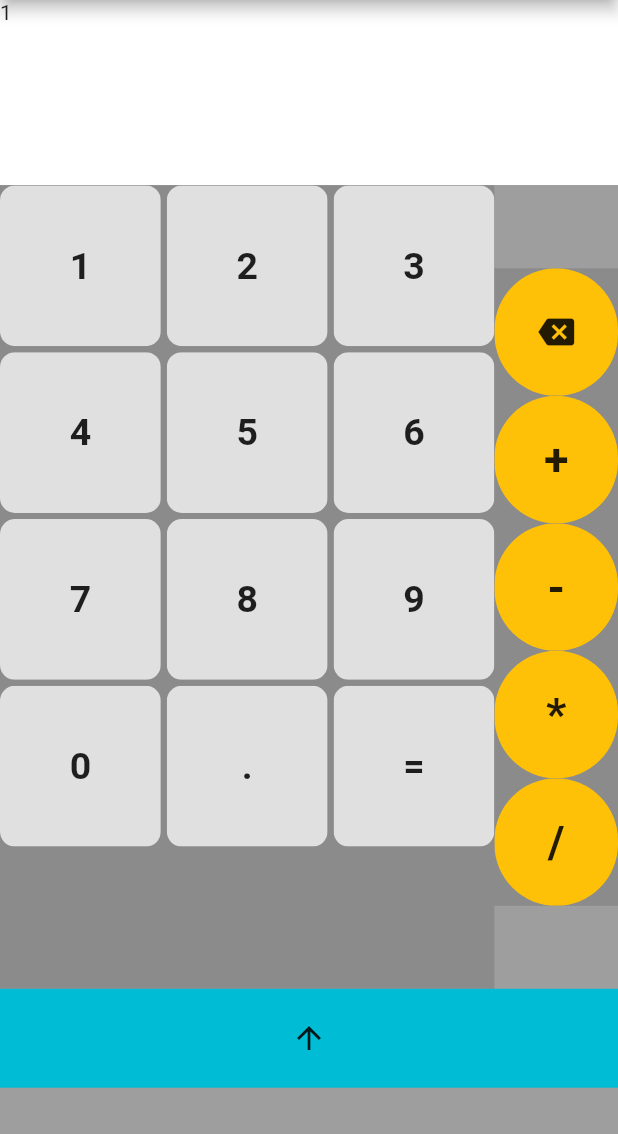
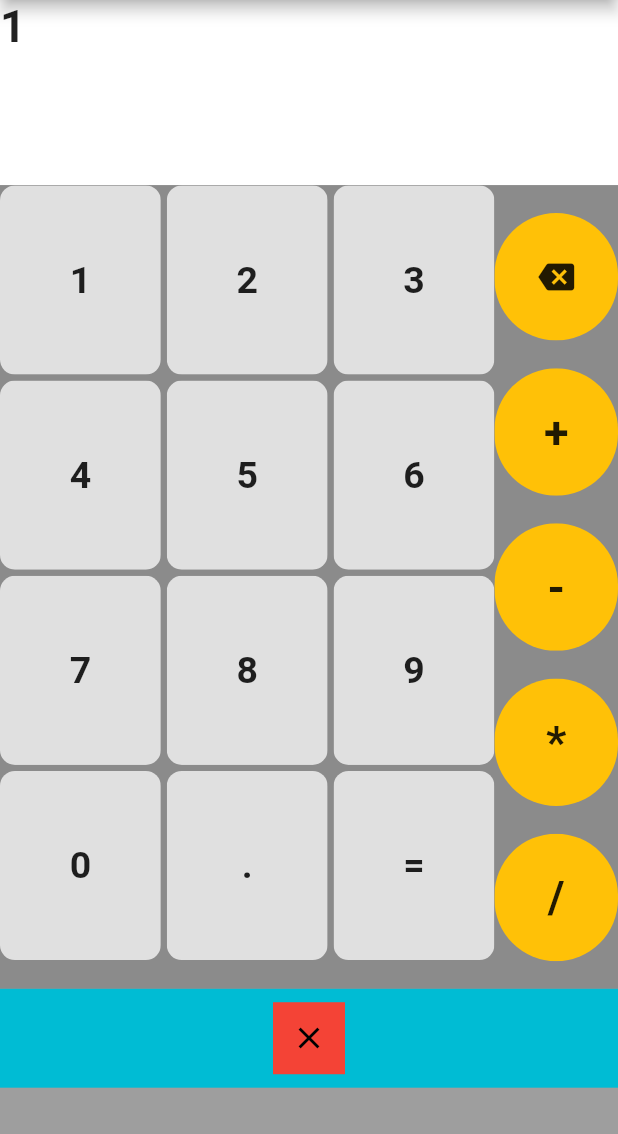
Before and after one commit to GanaviKanth/Calculator, a Flutter app: the screen it shows after launch, after a tap on an icon or button, on a phone screen of 412 x 824 dp, the part 84-1218 px from its top. Run offline on Flutter 3.47's test engine with Material 2 defaults, Android fonts, the phone set to English and light mode, and no system bars; our stand-ins replace math_expressions.

Commit message:
Clear Screen

```diff
--- a/lib/providers/operation.dart
+++ b/lib/providers/operation.dart
@@ -1,4 +1,5 @@
 import 'package:flutter/material.dart';
+import 'package:math_expressions/math_expressions.dart';
 
 class Operation with ChangeNotifier {
   String _equation = "";
@@ -17,4 +18,19 @@ class Operation with ChangeNotifier {
     if (length > 0) _equation = _equation.substring(0, length - 1);
     notifyListeners();
   }
+
+  void result() {
+    Parser p = Parser();
+    Expression exp = p.parse(_equation);
+
+    ContextModel cm = ContextModel();
+    double eval = exp.evaluate(EvaluationType.REAL, cm);
+    _equation = eval.toString();
+    notifyListeners();
+  }
+
+  void clear() {
+    _equation = "";
+    notifyListeners();
+  }
 }
--- a/lib/widgets/dialPad.dart
+++ b/lib/widgets/dialPad.dart
@@ -29,6 +29,7 @@ class DialPad extends StatelessWidget {
                 Container(
                   //oerator buttons
                   width: MediaQuery.of(context).size.width * 0.2,
+                  height: MediaQuery.of(context).size.height * 0.9,
                   color: Colors.black12,
                   child: Operators(),
                 )
@@ -39,12 +40,31 @@ class DialPad extends StatelessWidget {
             //extra elements like braces
             height: MediaQuery.of(context).size.height * 0.08,
             color: Colors.cyan,
-            child: Center(
-                child: IconButton(
-                    icon: Icon(Icons.arrow_upward), onPressed: () {})),
+            child: Clear(),
           )
         ],
       ),
     );
   }
 }
+
+class Clear extends StatelessWidget {
+  @override
+  Widget build(BuildContext context) {
+    final eq = Provider.of<Operation>(context, listen: false);
+    return Center(
+      child: Container(
+        color: Colors.red,
+        child: IconButton(
+            icon: Icon(
+              Icons.clear,
+              semanticLabel: 'CLEAR',
+              color: Colors.black,
+            ),
+            onPressed: () {
+              eq.clear();
+            }),
+      ),
+    );
+  }
+}
--- a/lib/widgets/equation.dart
+++ b/lib/widgets/equation.dart
@@ -29,7 +29,13 @@ class _EquationState extends State<Equation> {
         height: MediaQuery.of(context).size.height * 0.15,
         width: MediaQuery.of(context).size.height * 1,
         color: Colors.white,
-        child: Text(val),
+        child: Text(
+          val,
+          style: TextStyle(
+            fontWeight: FontWeight.bold,
+            fontSize: 30,
+          ),
+        ),
       ),
     );
   }
--- a/lib/widgets/numbers.dart
+++ b/lib/widgets/numbers.dart
@@ -1,7 +1,6 @@
 //import '../widgets/equation.dart';
 import 'package:flutter/material.dart';
 import 'package:provider/provider.dart';
-import 'package:math_expressions/math_expressions.dart';
 
 import '../providers/operation.dart';
 
@@ -25,7 +24,12 @@ class Numbers extends StatelessWidget {
     return GridView.builder(
         itemCount: numbers.length,
         gridDelegate: SliverGridDelegateWithFixedCrossAxisCount(
-            crossAxisCount: 3, crossAxisSpacing: 4, mainAxisSpacing: 4),
+          crossAxisCount: 3,
+          crossAxisSpacing: 4,
+          mainAxisSpacing: 4,
+          childAspectRatio: MediaQuery.of(context).size.width /
+              (MediaQuery.of(context).size.height / 1.7),
+        ),
         itemBuilder: (BuildContext ctx, int index) {
           var clipRRect = ConcatNumbers(index, numbers);
           return clipRRect;
@@ -48,13 +52,7 @@ class ConcatNumbers extends StatelessWidget {
       child: InkWell(
         onTap: () {
           if (numbers[index] == "=") {
-            Parser p = Parser();
-            Expression exp = p.parse(eq.value);
-
-            ContextModel cm = ContextModel();
-            double eval = exp.evaluate(EvaluationType.REAL, cm);
-            String answer = eval.toString();
-            print(answer);
+            eq.result();
           } else {
             eq.add(numbers[index]);
 
--- a/lib/widgets/operators.dart
+++ b/lib/widgets/operators.dart
@@ -26,11 +26,9 @@ class Operators extends StatelessWidget {
   @override
   Widget build(BuildContext context) {
     final eq = Provider.of<Operation>(context, listen: false);
-    return SingleChildScrollView(
-      scrollDirection: Axis.vertical,
-      child: Column(
+    return Column(
       crossAxisAlignment: CrossAxisAlignment.stretch,
-        mainAxisAlignment: MainAxisAlignment.spaceAround,
+      mainAxisAlignment: MainAxisAlignment.spaceEvenly,
       children: <Widget>[
         ClipRRect(
           borderRadius: BorderRadius.circular(170),
@@ -50,7 +48,6 @@ class Operators extends StatelessWidget {
         opd(context, "*", eq),
         opd(context, "/", eq),
       ],
-      ),
     );
   }
 }
```
Lines whose indentation alone changed are shown as unchanged.
